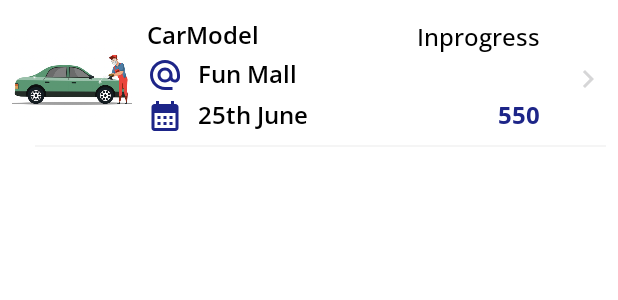
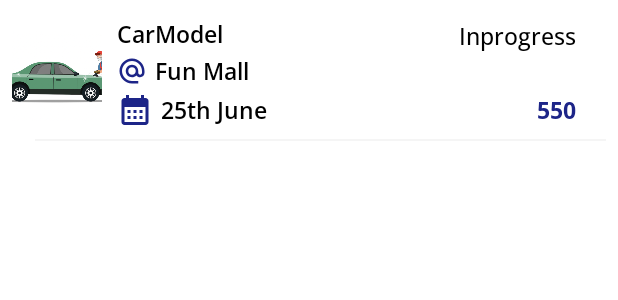
Before and after one commit to gssureshkumar/5kcarcare, an Android app: the layout item_booking_list.xml on its own in the app's theme, with its tools: preview values and no code run, on a phone screen of 412 x 824 dp. Shown: the top 300 px of the screen. Run offline under Robolectric (Android 15) with nearby library versions, the phone set to English and light mode, and no system bars; network calls fail.

Commit message:
Booking flow updated

```diff
--- a/app/src/main/java/com/carcare/ui/cart/CartListActivity.kt
+++ b/app/src/main/java/com/carcare/ui/cart/CartListActivity.kt
@@ -17,6 +17,7 @@ import com.carcare.ui.BaseActivity
 import com.carcare.ui.cart.adapter.CartListAdapter
 import com.carcare.ui.checkout.CheckOutActivity
 import com.carcare.ui.home.RecommendedServiceResponse
+import com.carcare.ui.home.adapter.OtherServicesAdapter
 import com.carcare.ui.home.adapter.ServiceListAdapter
 import com.carcare.ui.serviceDetails.ServiceDetailsActivity
 import com.carcare.utils.Constants
@@ -96,7 +97,7 @@ class CartListActivity : BaseActivity(), AudioRecordListener {
         }
 
         if (RecommendedServiceResponse.getServiceResponse.data.recommended.isNotEmpty()) {
-            val serviceListAdapter = ServiceListAdapter(RecommendedServiceResponse.getServiceResponse.data.recommended, object : ServiceListAdapter.ItemClickListener {
+            val serviceListAdapter = OtherServicesAdapter(RecommendedServiceResponse.getServiceResponse.data.recommended, object : OtherServicesAdapter.ItemClickListener {
                 override fun itemClick(data: ServiceData) {
                     val intent = Intent(this@CartListActivity, ServiceDetailsActivity::class.java)
                     intent.addFlags(Intent.FLAG_ACTIVITY_NEW_TASK or Intent.FLAG_ACTIVITY_REORDER_TO_FRONT)
--- a/app/src/main/java/com/carcare/ui/checkout/CheckOutViewModel.kt
+++ b/app/src/main/java/com/carcare/ui/checkout/CheckOutViewModel.kt
@@ -92,6 +92,9 @@ class CheckOutViewModel(application: Application) : BaseViewModel(application) {
 
     fun addBookingRequest(body: AddBookingRequest.BookingRequest) {
         isLoading.value = true
+        if(body.voucherCode != null && body.voucherCode!!.isEmpty()  ){
+            body.voucherCode = null
+        }
         disposable.add(
             RetrofitInstance.api.addBookingRequest(body)
                 .subscribeOn(Schedulers.newThread())
--- a/app/src/main/java/com/carcare/ui/checkout/PaymentMethodActivity.kt
+++ b/app/src/main/java/com/carcare/ui/checkout/PaymentMethodActivity.kt
@@ -66,7 +66,7 @@ class PaymentMethodActivity : BaseActivity(), PaymentResultWithDataListener {
                 showToast(getString(R.string.please_select_payment_mode))
             } else {
 
-                val body = if (pickUpRequired!!) {
+                val body = if (pickUpRequired!! && binding.voucherCode.text.toString().isNotEmpty()) {
                     AddBookingRequest.BookingRequest(
                         serviceIds, outletId!!, timeSlot!!,
                         paymentMethod, bookingDate!!, vehicleId, pickUpRequired, binding.voucherCode.text.toString(),
@@ -112,10 +112,10 @@ class PaymentMethodActivity : BaseActivity(), PaymentResultWithDataListener {
                     serviceIds.add(item.serviceId)
                     priceAmount += item.price
                     if (item.offer > 0) {
-                        offerAmount += (item.price - item.offer)
+                        offerAmount += item.offer
                     }
                 }
-                totalAmount = priceAmount - offerAmount
+                totalAmount = offerAmount
                 binding.actualPrice.text = "₹ $priceAmount"
                 binding.offerPrice.text = "₹ $offerAmount"
                 checkOutViewModel.fetchVouchers()
--- a/app/src/main/java/com/carcare/ui/serviceDetails/ServiceDetailsActivity.kt
+++ b/app/src/main/java/com/carcare/ui/serviceDetails/ServiceDetailsActivity.kt
@@ -77,7 +77,7 @@ class ServiceDetailsActivity : BaseActivity() {
                 binding.offerAmount.visibility = View.GONE
                 if(response.data.offer>0){
                     binding.offerAmount.visibility = View.VISIBLE
-                    binding.priceAmount.text ="₹ "+ response.data.offer
+                    binding.priceAmount.text =getString(R.string.offer)+"₹ "+ response.data.offer
                     binding.offerAmount.apply {
                             paintFlags = paintFlags or Paint.STRIKE_THRU_TEXT_FLAG
                             text = "₹ "+ response.data.actual
--- a/app/src/main/java/com/carcare/viewmodel/request/booking/AddBookingRequest.kt
+++ b/app/src/main/java/com/carcare/viewmodel/request/booking/AddBookingRequest.kt
@@ -10,7 +10,7 @@ object AddBookingRequest {
         val bookingDate: String,
         val vehicleId: String,
         val pickupRequired: Boolean,
-        val voucherCode: String,
+        var voucherCode: String?,
         val lat: Double,
         val long: Double,
         val address: String
--- a/app/src/main/res/drawable/ic_alternate_email_icon.xml
+++ b/app/src/main/res/drawable/ic_alternate_email_icon.xml
@@ -1,7 +1,7 @@
-<vector android:height="24dp"
+<vector android:height="20dp"
     android:viewportHeight="24"
     android:viewportWidth="24"
-    android:width="24dp"
+    android:width="20dp"
     xmlns:android="http://schemas.android.com/apk/res/android">
     <path
         android:fillColor="@color/primary_text_color"
--- a/app/src/main/res/layout/activity_payment_confirmation.xml
+++ b/app/src/main/res/layout/activity_payment_confirmation.xml
@@ -289,7 +289,7 @@
             android:layout_width="match_parent"
             android:layout_height="wrap_content"
             android:gravity="center"
-            android:padding="10dp"
+            android:padding="15dp"
             android:background="@color/primary_text_color"
             android:layout_alignParentBottom="true">
 
--- a/app/src/main/res/layout/item_booking_list.xml
+++ b/app/src/main/res/layout/item_booking_list.xml
@@ -7,9 +7,10 @@
 
     <ImageView
         android:id="@+id/bookingImage"
-        android:layout_width="80dp"
+        android:layout_width="60dp"
         android:layout_centerVertical="true"
-        android:layout_height="80dp"
+        android:layout_height="60dp"
+        android:scaleType="centerCrop"
         android:src="@drawable/car_wash" />
 
     <LinearLayout
@@ -29,11 +30,11 @@
             android:textColor="@color/black"
             android:layout_marginEnd="20dp"
             android:ellipsize="marquee"
-            android:maxLines="1"
+            android:maxLines="2"
             android:layout_marginTop="3dp"
             android:fontFamily="@font/opensans_semibold"
             android:text="CarModel"
-            android:textSize="16sp" />
+            android:textSize="15sp" />
 
         <TextView
             android:id="@+id/localAddress"
@@ -42,12 +43,12 @@
             android:textColor="@color/black"
             android:layout_marginEnd="20dp"
             android:ellipsize="marquee"
-            android:drawablePadding="10dp"
+            android:drawablePadding="5dp"
             android:maxLines="1"
             android:layout_marginTop="3dp"
             android:fontFamily="@font/opensans_semibold"
             android:text="Fun Mall"
-            android:textSize="16sp"
+            android:textSize="15sp"
             app:drawableStartCompat="@drawable/ic_alternate_email_icon" />
 
         <TextView
@@ -57,12 +58,14 @@
             android:textColor="@color/black"
             android:layout_marginEnd="20dp"
             android:ellipsize="marquee"
-            android:drawablePadding="10dp"
+            android:drawablePadding="5dp"
             android:layout_marginTop="3dp"
+            android:gravity="center"
+            android:layout_gravity="center_vertical"
             android:layout_marginBottom="8dp"
             android:fontFamily="@font/opensans_semibold"
             android:text="25th June"
-            android:textSize="16sp"
+            android:textSize="15sp"
             app:drawableStartCompat="@drawable/ic_calendar_icon" />
     </LinearLayout>
 
@@ -71,6 +74,7 @@
         android:layout_width="wrap_content"
         android:layout_height="wrap_content"
         android:layout_marginStart="10dp"
+        android:layout_alignParentEnd="true"
         android:layout_toStartOf="@+id/moveView"
         android:layout_centerVertical="true"
         android:orientation="vertical">
@@ -87,7 +91,7 @@
             android:maxLines="1"
             android:fontFamily="@font/opensans_medium"
             android:text="@string/inprogress"
-            android:textSize="16sp" />
+            android:textSize="15sp" />
 
 
         <TextView
@@ -100,7 +104,7 @@
             android:layout_marginTop="3dp"
             android:fontFamily="@font/opensans_medium"
             android:text="@string/inprogress"
-            android:textSize="16sp" />
+            android:textSize="15sp" />
 
         <TextView
             android:id="@+id/bookingPriceTxt"
@@ -115,7 +119,7 @@
             android:layout_marginTop="3dp"
             android:fontFamily="@font/opensans_bold"
             android:text="550"
-            android:textSize="16sp" />
+            android:textSize="15sp" />
 
     </LinearLayout>
 
@@ -126,6 +130,7 @@
         android:layout_width="wrap_content"
         android:layout_centerVertical="true"
         android:layout_height="wrap_content"
+        android:visibility="gone"
         android:layout_alignParentEnd="true"
         android:src="@drawable/ic_arrow_right_icon" />
 
--- a/app/src/main/res/values/strings.xml
+++ b/app/src/main/res/values/strings.xml
@@ -110,4 +110,5 @@
     <string name="k_networks_address">54A, Bharathi colony Main Road,\nPeelamedu, Coimbatore - 641004, Tamil Nadu, India.</string>
     <string name="customer_care_number">+91 9159855555</string>
     <string name="title_contact">Contacts</string>
+    <string name="offer">OFFER:</string>
 </resources>
```
Also changed, not shown: app/src/main/res/drawable/white_black_gradient_drawable.xml (added, +8 -0 lines), app/src/main/res/layout/activity_booking_details.xml (+15 -5 lines).
